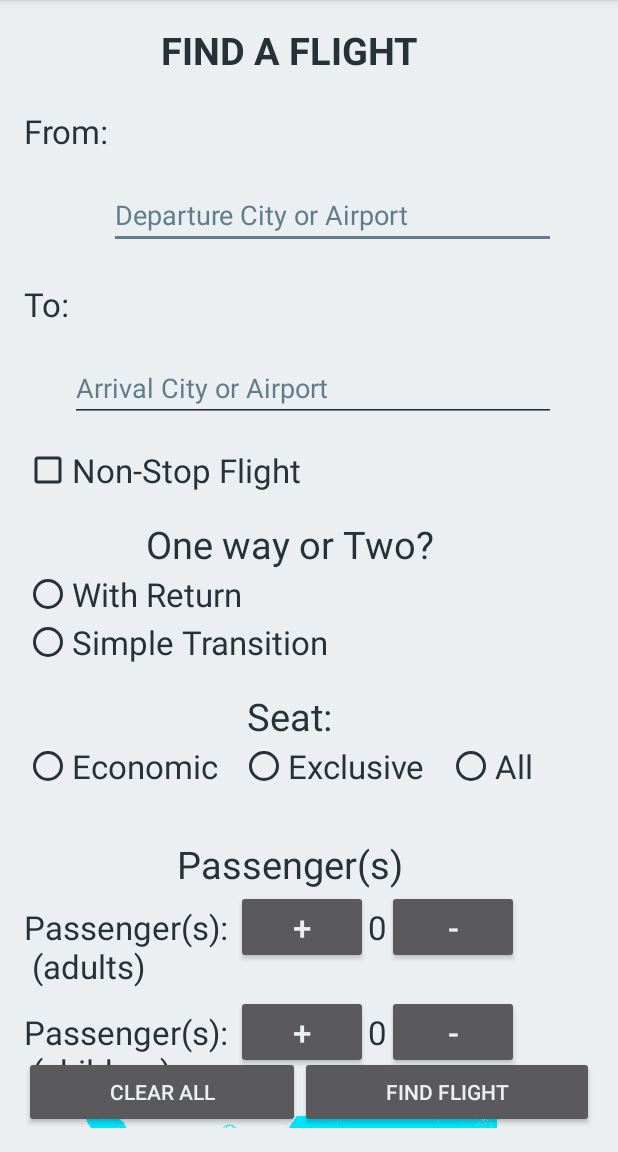
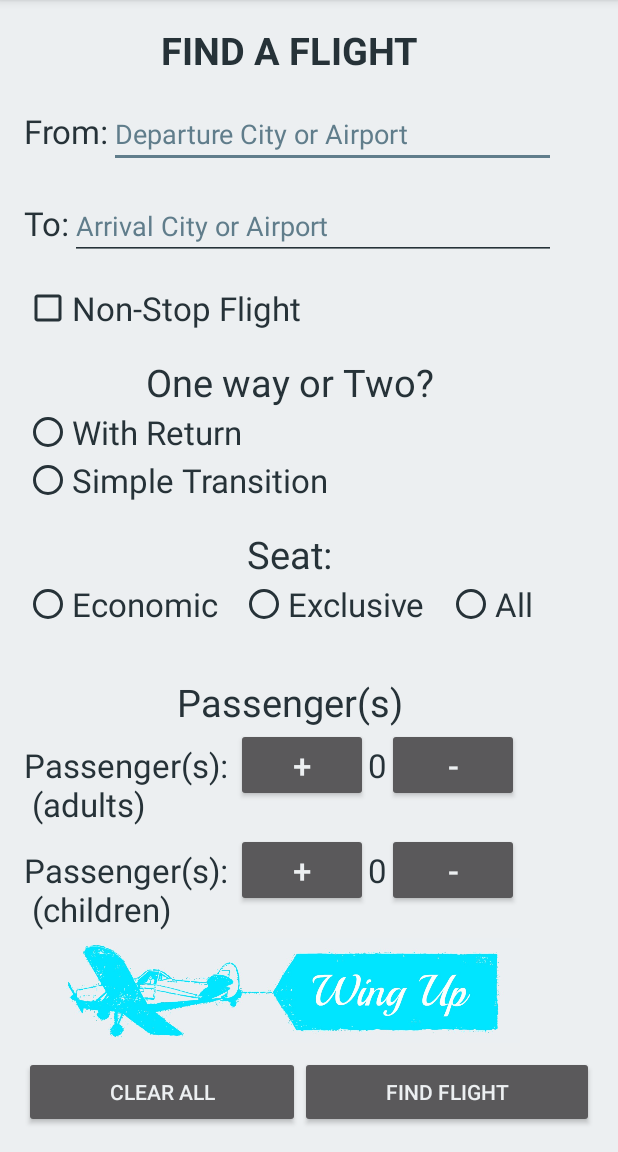
Before and after one commit to it1458/WingUp, an Android app: the screen it shows after launch (MainActivity), on a phone screen of 412 x 824 dp, the part 84-1236 px from its top. Run offline under Robolectric (Android 15) with nearby library versions, the phone set to English and light mode, and no system bars.

Commit message:
fixing sth in layout

```diff
--- a/app/src/main/res/layout/activity_main.xml
+++ b/app/src/main/res/layout/activity_main.xml
@@ -41,11 +41,13 @@
                     android:text="@string/txtViewFrom"
                     android:id="@+id/txtViewFrom"
                     style="@style/forTheTxtLabelsFromTo"/>
+
                 <AutoCompleteTextView
                     android:id="@+id/from_edit"
                     style="@style/forTheEditTexts"
                     android:layout_alignLeft="@+id/txtViewFrom"
                     android:layout_below="@+id/txtViewFrom"
+                    android:layout_margin="0dp"
                     android:hint="@string/hintAutoComplFrom"/>
             </LinearLayout>
 
@@ -63,6 +65,7 @@
                     style="@style/forTheEditTexts"
                     android:layout_alignLeft="@+id/txtViewTo"
                     android:layout_below="@+id/txtViewTo"
+                    android:layout_margin="0dp"
                     android:hint="@string/hintAutoComplTo"/>
             </LinearLayout>
 
```
Also changed, not shown: app/src/main/res/mipmap-hdpi/ic_launcher2.png, app/src/main/res/mipmap-mdpi/ic_launcher2.png, app/src/main/res/mipmap-xhdpi/ic_launcher2.png, app/src/main/res/mipmap-xxhdpi/ic_launcher2.png, app/src/main/res/mipmap-xxxhdpi/ic_launcher2.png.
